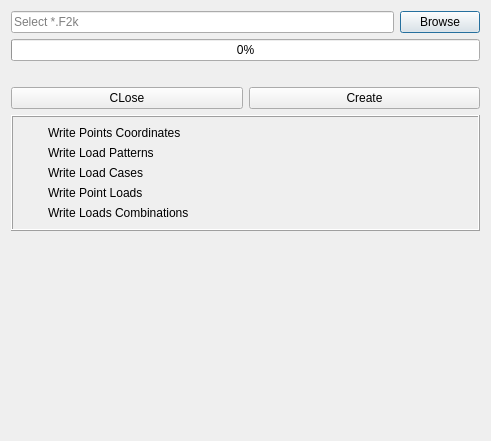
Above: safe/punch/Resources/ui/create_f2k.ui from ebrahimraeyat/OSAFE before the change. Below: the same form after it.
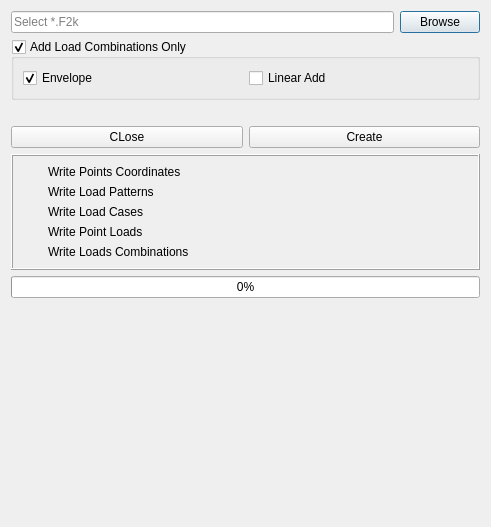
That is the form after the change. Icons and pictures are not drawn.

Commit message: Adding create f2k command

Patch:
```diff
--- a/safe/punch/Resources/ui/create_f2k.ui
+++ b/safe/punch/Resources/ui/create_f2k.ui
@@ -7,7 +7,7 @@
     <x>0</x>
     <y>0</y>
     <width>491</width>
-    <height>441</height>
+    <height>527</height>
    </rect>
   </property>
   <property name="windowTitle">
@@ -39,10 +39,35 @@
     </layout>
    </item>
    <item>
-    <widget class="QProgressBar" name="progressbar">
-     <property name="value">
-      <number>0</number>
+    <widget class="QGroupBox" name="load_combinations">
+     <property name="title">
+      <string>Add Load Combinations Only</string>
      </property>
+     <property name="checkable">
+      <bool>true</bool>
+     </property>
+     <property name="checked">
+      <bool>true</bool>
+     </property>
+     <layout class="QHBoxLayout" name="horizontalLayout_2">
+      <item>
+       <widget class="QCheckBox" name="envelope">
+        <property name="text">
+         <string>Envelope</string>
+        </property>
+        <property name="checked">
+         <bool>true</bool>
+        </property>
+       </widget>
+      </item>
+      <item>
+       <widget class="QCheckBox" name="linear_add">
+        <property name="text">
+         <string>Linear Add</string>
+        </property>
+       </widget>
+      </item>
+     </layout>
     </widget>
    </item>
    <item>
@@ -237,6 +262,13 @@
      </layout>
     </widget>
    </item>
+   <item>
+    <widget class="QProgressBar" name="progressbar">
+     <property name="value">
+      <number>0</number>
+     </property>
+    </widget>
+   </item>
    <item>
     <spacer name="verticalSpacer">
      <property name="orientation">
```
The commit also changes 3 other files.
